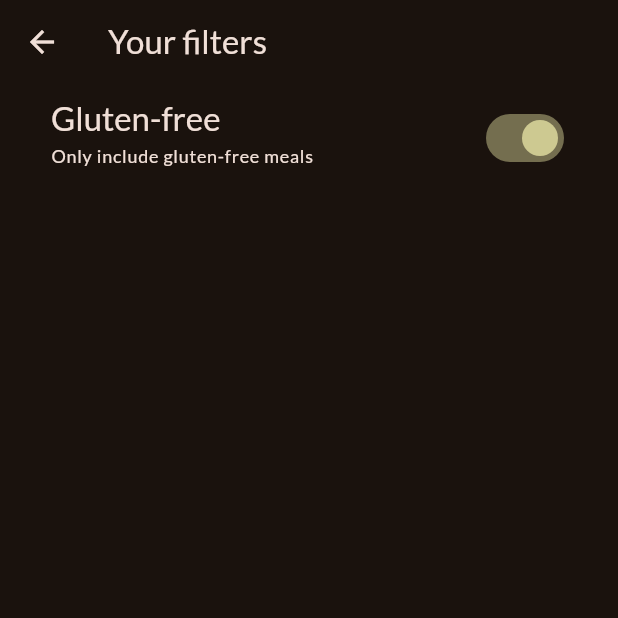
After one commit to vicentedpsantos/meals-flutter, a Flutter app: the FiltersScreen screen opened directly, after a tap on "Gluten-free", on a phone screen of 412 x 824 dp, the top half of it. The commit adds this screen. Run offline on Flutter 3.47's test engine with Material 2 defaults, Android fonts, the phone set to English and light mode, and no system bars; our stand-ins replace google_fonts, transparent_image; project files that could hold a hidden picture were left out.

Commit message:
Navigating to filters screen

```diff
--- /dev/null
+++ b/lib/screens/filters.dart
@@ -0,0 +1,49 @@
+import 'package:flutter/material.dart';
+
+class FiltersScreen extends StatefulWidget {
+  const FiltersScreen({super.key});
+
+  @override
+  State<FiltersScreen> createState() {
+    return _FiltersScreenState();
+  }
+}
+
+class _FiltersScreenState extends State<FiltersScreen> {
+  var _glutenFreeFilterSet = false;
+
+  @override
+  build(context) {
+    return Scaffold(
+      appBar: AppBar(
+        title: Text('Your filters'),
+      ),
+      body: Column(
+        children: [
+          SwitchListTile(
+            value: _glutenFreeFilterSet,
+            onChanged: (newValue) {
+              setState(() {
+                _glutenFreeFilterSet = newValue;
+              });
+            },
+            title: Text(
+              'Gluten-free',
+              style: Theme.of(context).textTheme.titleLarge!.copyWith(
+                    color: Theme.of(context).colorScheme.onBackground,
+                  ),
+            ),
+            subtitle: Text(
+              'Only include gluten-free meals',
+              style: Theme.of(context).textTheme.labelMedium!.copyWith(
+                    color: Theme.of(context).colorScheme.onBackground,
+                  ),
+            ),
+            activeColor: Theme.of(context).colorScheme.tertiary,
+            contentPadding: const EdgeInsets.only(left: 34, right: 32),
+          ),
+        ],
+      ),
+    );
+  }
+}
```
Also changed, not shown: lib/screens/tabs.dart (+20 -1 lines), lib/widgets/main_drawer.dart (+9 -3 lines).
